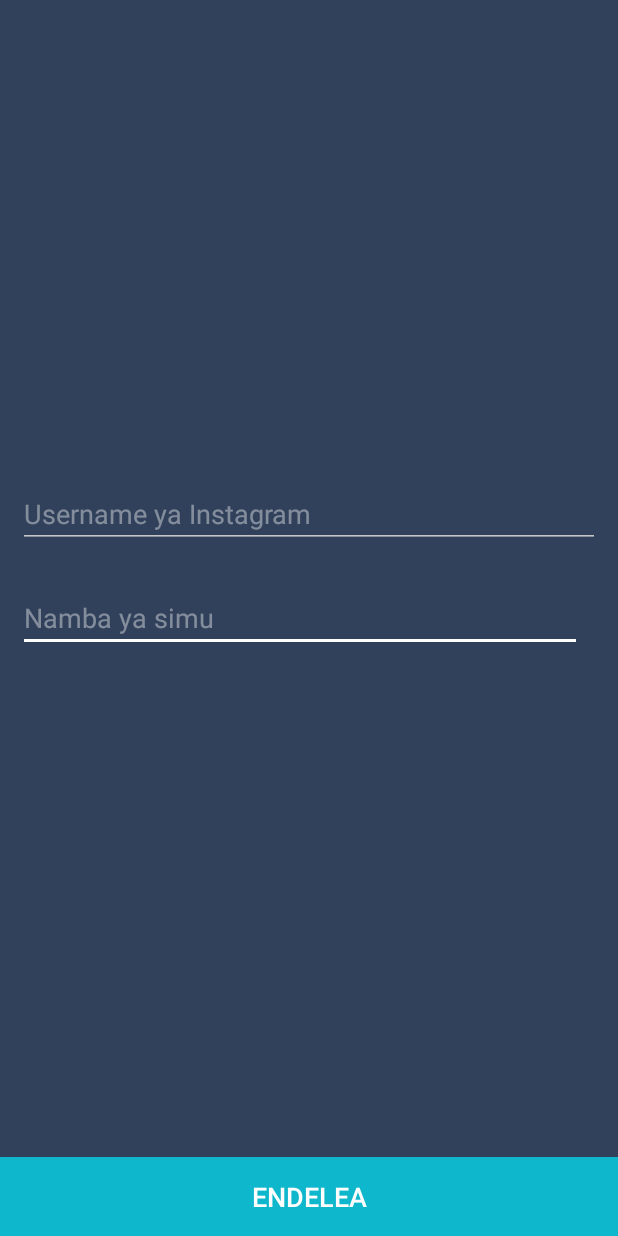
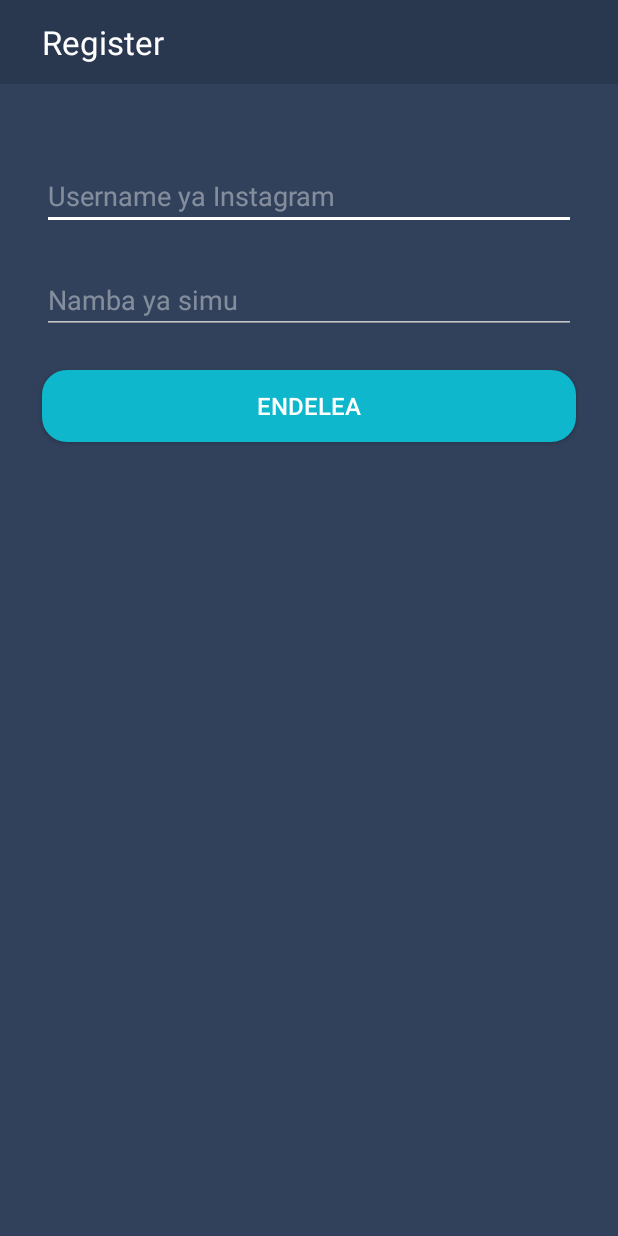
Before and after one commit to FrankCharlz/Frames, an Android app: the layout activity_registration.xml on its own in the app's theme, with its tools: preview values and no code run, on a phone screen of 412 x 824 dp. Run offline under Robolectric (Android 15) with nearby library versions, the phone set to English and light mode, and no system bars.

```diff
--- a/app/src/main/AndroidManifest.xml
+++ b/app/src/main/AndroidManifest.xml
@@ -25,7 +25,7 @@
         <activity android:name=".activities.EditorActivity" />
         <activity android:name=".activities.ChooseImageActivity" />
         <activity android:name=".activities.BeiActivity" />
-        <activity android:name=".activities.Context"></activity>
+        <activity android:name=".activities.ChooseTemplateActivity" />
     </application>
 
 </manifest>
--- a/app/src/main/java/com/mj/frameapp/activities/ChooseImageActivity.java
+++ b/app/src/main/java/com/mj/frameapp/activities/ChooseImageActivity.java
@@ -16,6 +16,7 @@ public class ChooseImageActivity extends AppCompatActivity {
 
     private static final int ACTION_REQUEST_GALLERY = 9;
     private static final String USER_PIC_URI_AS_STRING = "pic_uri";
+    public static final String CURRENT_IMAGE_URI = "cjjksdnu";
 
     @Override
     protected void onCreate(Bundle savedInstanceState) {
@@ -60,8 +61,8 @@ public class ChooseImageActivity extends AppCompatActivity {
 
     private void startEditActivity(Uri uri) {
 
-        Intent intent = new Intent(this, Context.class);
-        intent.putExtra(BeiActivity.CURRENT_IMAGE_URI, uri.toString());
+        Intent intent = new Intent(this, ChooseTemplateActivity.class);
+        intent.putExtra(CURRENT_IMAGE_URI, uri.toString());
         startActivity(intent);
     }
 }
--- /dev/null
+++ b/app/src/main/res/drawable/btn_background.xml
@@ -0,0 +1,11 @@
+<shape xmlns:android="http://schemas.android.com/apk/res/android"
+    android:shape="rectangle">
+
+    <stroke
+        android:width="1dp"
+        android:color="@color/light_blue" />
+
+    <solid android:color="@color/light_blue" />
+    <corners android:radius="@dimen/radius_medium" />
+
+</shape>
--- a/app/src/main/res/layout/activity_choose_template.xml
+++ b/app/src/main/res/layout/activity_choose_template.xml
@@ -4,12 +4,12 @@
     android:id="@+id/activity_choose_template"
     android:layout_width="match_parent"
     android:layout_height="match_parent"
-    tools:context="com.mj.frameapp.activities.Context">
+    android:background="@color/dark_blue">
 
     <android.support.v7.widget.RecyclerView
         android:id="@+id/recycler_view"
         android:layout_width="match_parent"
-        android:layout_height="wrap_content"
+        android:layout_height="match_parent"
         android:layout_alignParentTop="true"/>
 
 
--- a/app/src/main/res/layout/activity_registration.xml
+++ b/app/src/main/res/layout/activity_registration.xml
@@ -1,12 +1,49 @@
 <?xml version="1.0" encoding="utf-8"?>
-<RelativeLayout
+<LinearLayout
     xmlns:android="http://schemas.android.com/apk/res/android"
     xmlns:tools="http://schemas.android.com/tools"
     android:id="@+id/activity_main"
     android:layout_width="match_parent"
     android:layout_height="match_parent"
     android:background="@color/dark_blue"
+    android:orientation="vertical"
     tools:context="com.mj.frameapp.activities.RegistrationActivity">
+
+    <android.support.v7.widget.Toolbar
+        android:id="@+id/toolbar"
+        android:layout_width="match_parent"
+        android:layout_height="?attr/actionBarSize"
+        android:background="#22000000">
+
+        <TextView
+            style="@style/TitleStyle"
+            android:text="Register"
+            android:gravity="center_vertical"
+            android:onClick="completeRegistration" />
+
+    </android.support.v7.widget.Toolbar>
+
+    <LinearLayout
+        android:layout_width="match_parent"
+        android:layout_height="wrap_content"
+        android:orientation="vertical"
+        android:layout_marginTop="24dp"
+        android:padding="16dp">
+
+
+        <EditText
+            android:id="@+id/ed_name"
+            android:hint="Username ya Instagram"
+            android:inputType="text"
+            style="@style/EditTextStyles"
+            android:layout_marginBottom="40dp" />
+
+
+        <EditText
+            android:id="@+id/ed_phone"
+            android:hint="Namba ya simu"
+            android:inputType="phone"
+            style="@style/EditTextStyles"/>
 
 
         <TextView
@@ -14,28 +51,12 @@
             android:text="ENDELEA"
             android:id="@+id/bth_submit"
             android:onClick="completeRegistration"
-        android:layout_alignParentBottom="true"
-        android:layout_alignParentRight="true"
-        android:layout_alignParentEnd="true"
             />
 
-    <EditText
-        android:id="@+id/ed_phone"
-        android:hint="Namba ya simu"
-        android:inputType="phone"
-        style="@style/EditTextStyles"
-        android:layout_centerVertical="true"
-        android:layout_alignRight="@+id/ed_name"
-        android:layout_alignEnd="@+id/ed_name" />
 
-    <EditText
-        android:id="@+id/ed_name"
-        android:hint="Username ya Instagram"
-        android:inputType="text"
-        style="@style/EditTextStyles"
-        android:layout_above="@+id/ed_phone"
-        android:layout_centerHorizontal="true"
-        android:layout_marginBottom="40dp" />
+    </LinearLayout>
 
 
-</RelativeLayout>
+
+
+</LinearLayout>
--- a/app/src/main/res/values/dimens.xml
+++ b/app/src/main/res/values/dimens.xml
@@ -5,7 +5,8 @@
     <dimen name="ed_margin">12dp</dimen>
 
 
-    <dimen name="btn_padding">14dp</dimen>
-    <dimen name="btn_text_size">18sp</dimen>
+    <dimen name="btn_padding">12dp</dimen>
+    <dimen name="btn_text_size">16sp</dimen>
+    <dimen name="radius_medium">16dp</dimen>
 
 </resources>
--- a/app/src/main/res/values/strings.xml
+++ b/app/src/main/res/values/strings.xml
@@ -1,4 +1,5 @@
 <resources>
     <string name="app_name">FrameApp</string>
     <string name="pick_template">Select a template</string>
+    <string name="just_chill_b">Just chill b</string>
 </resources>
--- a/app/src/main/res/values/styles.xml
+++ b/app/src/main/res/values/styles.xml
@@ -25,12 +25,21 @@
         <item name="android:layout_width">match_parent</item>
         <item name="android:layout_height">wrap_content</item>
         <item name="android:padding">@dimen/btn_padding</item>
+        <item name="android:layout_margin">@dimen/ed_margin</item>
         <item name="android:textSize">@dimen/btn_text_size</item>
         <!--<item name="android:layout_margin">@dimen/ed_margin</item>-->
-        <item name="android:background">@color/light_blue</item>
+        <item name="android:background">@drawable/btn_background</item>
         <item name="android:textColor">@color/white</item>
         <item name="android:gravity">center</item>
         <item name="android:layout_gravity">center</item>
     </style>
 
+    <style name="TitleStyle">
+        <item name="android:layout_width">match_parent</item>
+        <item name="android:layout_height">wrap_content</item>
+        <item name="android:padding">@dimen/btn_padding</item>
+        <item name="android:textColor">@color/white</item>
+        <item name="android:textAppearance">@style/Base.TextAppearance.AppCompat.Large</item>
+    </style>
+
 </resources>
```
Also changed, not shown: app/src/main/java/com/mj/frameapp/activities/ChooseTemplateActivity.java (added, +86 -0 lines), app/src/main/java/com/mj/frameapp/activities/Context.java (deleted, +0 -37 lines), app/src/main/java/com/mj/frameapp/adapters/TemplatesAdapter.java (+24 -17 lines), app/src/main/java/com/mj/frameapp/utils/ImageMaker.java (added, +96 -0 lines), app/src/main/res/layout/list_item_templates.xml (+5 -2 lines). Lines whose indentation alone changed are shown as unchanged.
